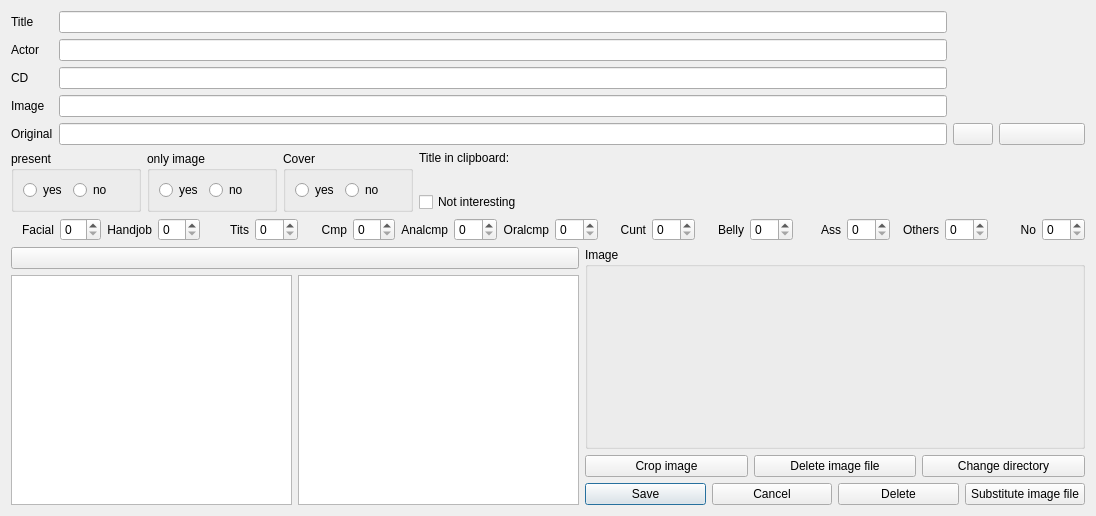
First picture: the form in pordb_neu.ui, repository hwmay/pordb, before the edit.
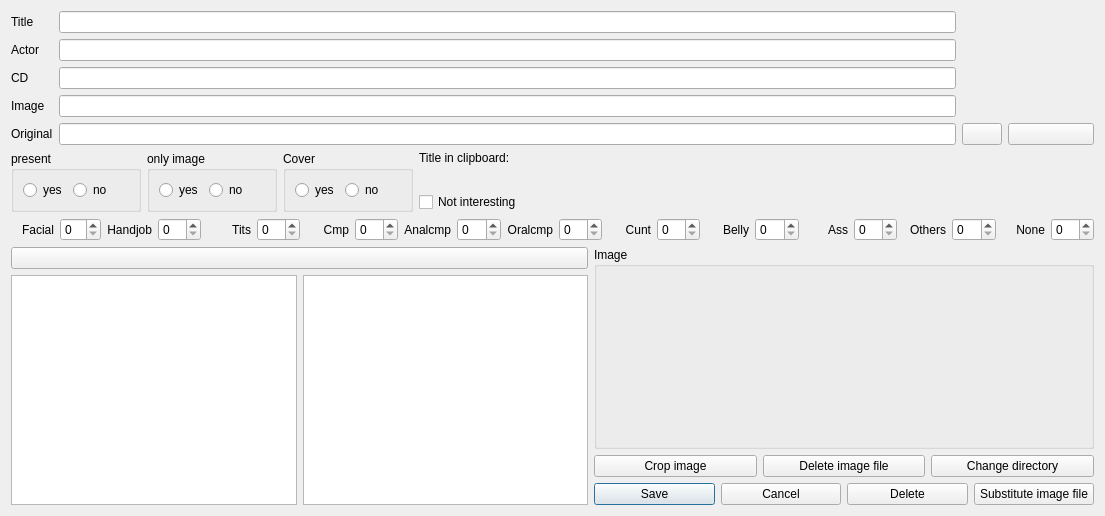
Second picture: the form after the edit. Icons and pictures are not drawn.

Patch:
```diff
--- a/pordb_neu.ui
+++ b/pordb_neu.ui
@@ -6,7 +6,7 @@
    <rect>
     <x>0</x>
     <y>0</y>
-    <width>1096</width>
+    <width>1105</width>
     <height>516</height>
    </rect>
   </property>
@@ -304,7 +304,7 @@
      <item>
       <widget class="QLabel" name="label_16">
        <property name="text">
-        <string>No</string>
+        <string>None</string>
        </property>
        <property name="alignment">
         <set>Qt::AlignRight|Qt::AlignTrailing|Qt::AlignVCenter</set>
```
